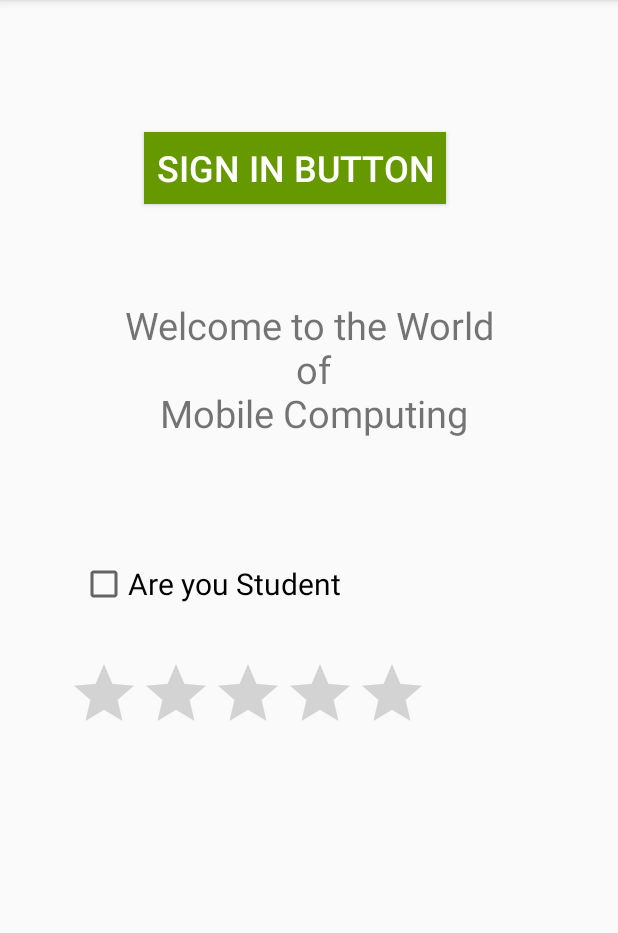
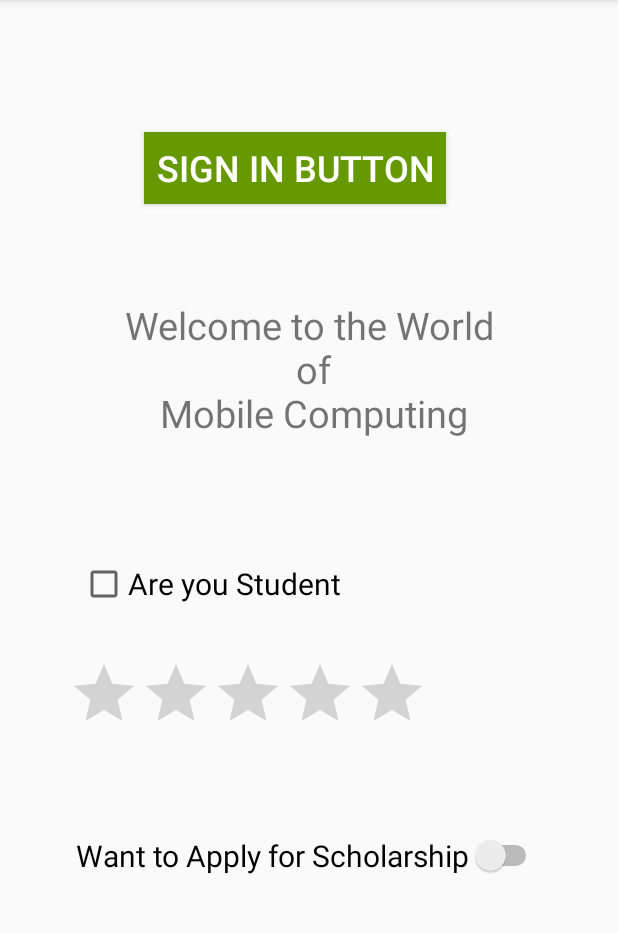
Before and after one commit to MianAnwar/MC_mc_assign_01, an Android app: the screen it shows after launch (MainActivity), on a phone screen of 412 x 824 dp, the part 84-1017 px from its top. Run offline under Robolectric (Android 15) with nearby library versions, the phone set to English and light mode, and no system bars.

Commit message:
my fifth widget is built, 'the switch: Want to apply for scholarship?'

```diff
--- a/app/src/main/res/layout/activity_main.xml
+++ b/app/src/main/res/layout/activity_main.xml
@@ -62,4 +62,16 @@
         app:layout_constraintTop_toBottomOf="@+id/checkBox"
         app:layout_constraintVertical_bias="0.109" />
 
+    <Switch
+        android:id="@+id/switch1"
+        android:layout_width="wrap_content"
+        android:layout_height="wrap_content"
+        android:text="Want to Apply for Scholarship"
+        android:textSize="20dp"
+        app:layout_constraintBottom_toBottomOf="parent"
+        app:layout_constraintEnd_toEndOf="parent"
+        app:layout_constraintStart_toStartOf="parent"
+        app:layout_constraintTop_toBottomOf="@+id/ratingBar"
+        app:layout_constraintVertical_bias="0.248" />
+
 </androidx.constraintlayout.widget.ConstraintLayout>
```
